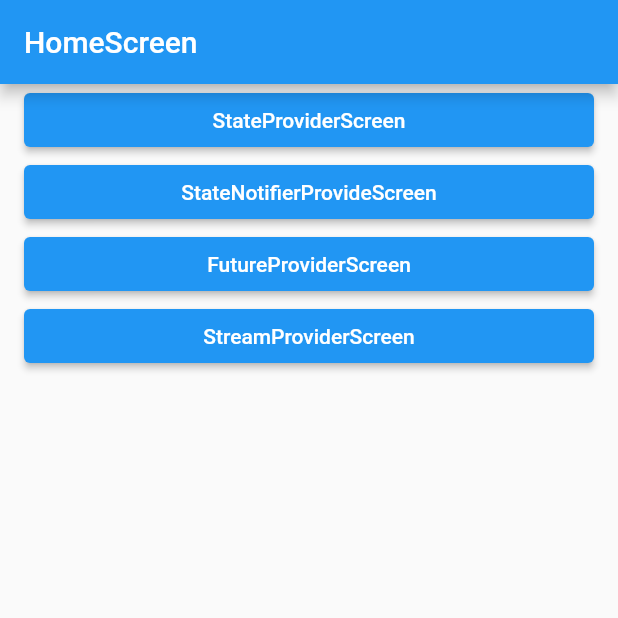
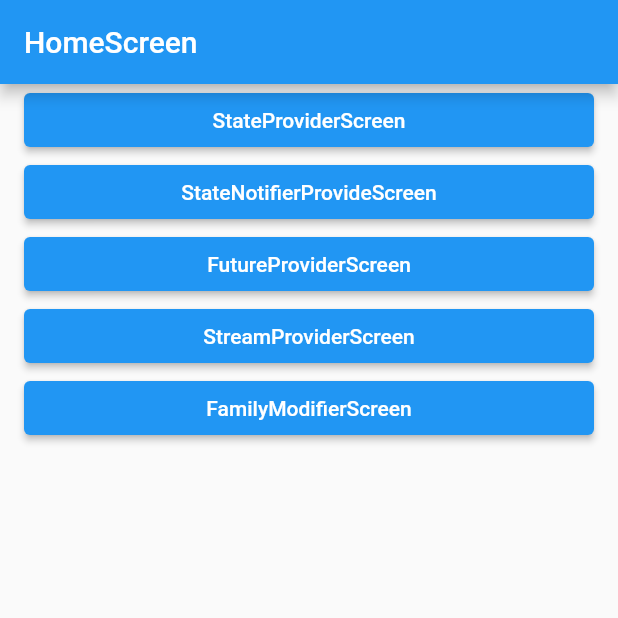
Before and after one commit to kim7881/riverpod_v1, a Flutter app: the screen it shows after launch, on a phone screen of 412 x 824 dp, the top half of it. Run offline on Flutter 3.47's test engine with Material 2 defaults, Android fonts, the phone set to English and light mode, and no system bars; our stand-ins replace flutter_riverpod.

Commit message:
family modifier

```diff
--- a/lib/screen/home_screen.dart
+++ b/lib/screen/home_screen.dart
@@ -1,5 +1,6 @@
 import 'package:flutter/material.dart';
 import 'package:riverpod_v1/layout/default_layout.dart';
+import 'package:riverpod_v1/screen/family_modifier_screen.dart';
 import 'package:riverpod_v1/screen/future_provider_screen.dart';
 import 'package:riverpod_v1/screen/state_notifier_provider_screen.dart';
 import 'package:riverpod_v1/screen/state_provider_screen.dart';
@@ -46,6 +47,14 @@ class HomeScreen extends StatelessWidget {
             },
             child: Text('StreamProviderScreen'),
           ),
+          ElevatedButton(
+            onPressed: () {
+              Navigator.of(context).push(
+                MaterialPageRoute(builder: (_) => FamilyModifierScreen()),
+              );
+            },
+            child: Text('FamilyModifierScreen'),
+          ),
         ],
       ),
     );
```
Also changed, not shown: lib/riverpod/family_modifier_provider.dart (added, +9 -0 lines), lib/screen/family_modifier_screen.dart (added, +25 -0 lines).
